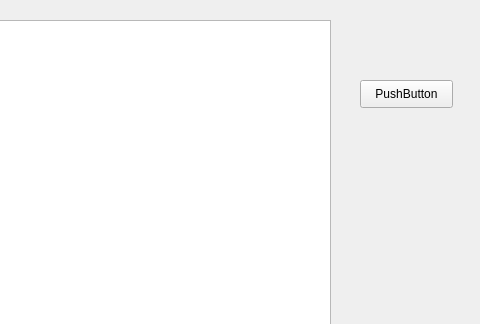
Before: the Qt Designer form ComTest/comtest.ui in CrainTang/ComTest, drawn with Qt 5; both pictures show x 320 to 800 and y 0 to 324 of the 800 by 600 pixel window.
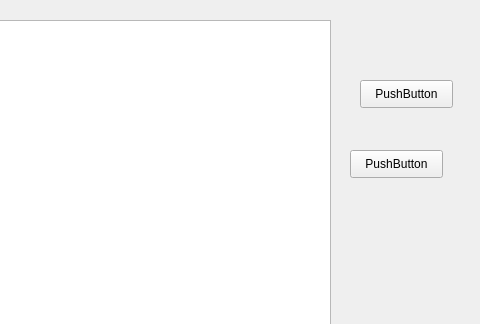
After: the same form once the commit is applied.

Diff of the .ui file:
```diff
--- a/ComTest/comtest.ui
+++ b/ComTest/comtest.ui
@@ -47,6 +47,19 @@
      <string>PushButton</string>
     </property>
    </widget>
+   <widget class="QPushButton" name="pushButton_2">
+    <property name="geometry">
+     <rect>
+      <x>670</x>
+      <y>150</y>
+      <width>93</width>
+      <height>28</height>
+     </rect>
+    </property>
+    <property name="text">
+     <string>PushButton</string>
+    </property>
+   </widget>
   </widget>
   <widget class="QMenuBar" name="menubar">
    <property name="geometry">
```
